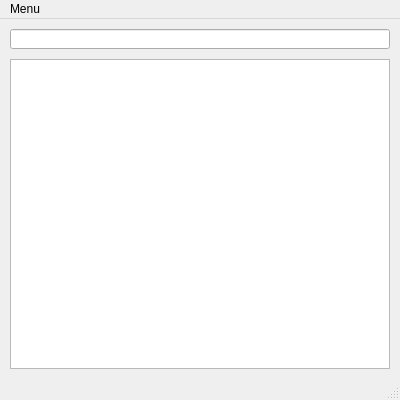
The window that Dictionary.ui (y2549liu/Dictionary) describes before a commit, drawn with Qt 5.
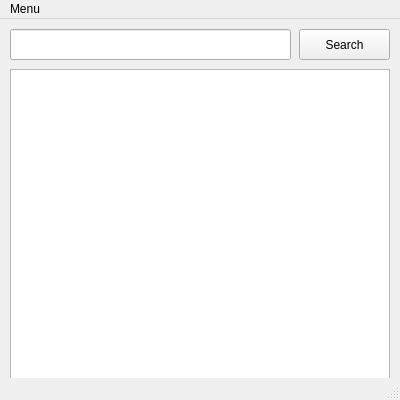
The same window after the commit.

```diff
--- a/Dictionary.ui
+++ b/Dictionary.ui
@@ -19,8 +19,8 @@
      <rect>
       <x>10</x>
       <y>10</y>
-      <width>380</width>
-      <height>20</height>
+      <width>281</width>
+      <height>31</height>
      </rect>
     </property>
    </widget>
@@ -28,12 +28,25 @@
     <property name="geometry">
      <rect>
       <x>10</x>
-      <y>40</y>
+      <y>50</y>
       <width>380</width>
-      <height>310</height>
+      <height>320</height>
      </rect>
     </property>
    </widget>
+   <widget class="QPushButton" name="searchButton">
+    <property name="geometry">
+     <rect>
+      <x>299</x>
+      <y>10</y>
+      <width>91</width>
+      <height>31</height>
+     </rect>
+    </property>
+    <property name="text">
+     <string>Search</string>
+    </property>
+   </widget>
   </widget>
   <widget class="QMenuBar" name="menuBar">
    <property name="geometry">
```
Left out of the diff: 8 changed lines with no effect on the pictures.
